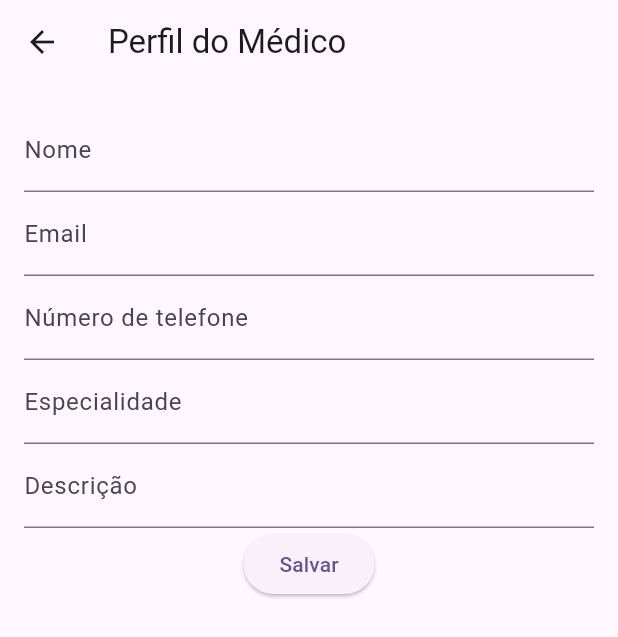
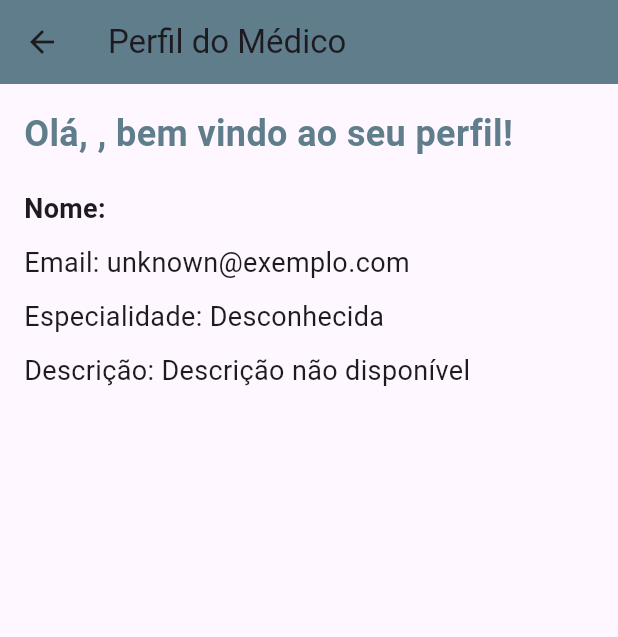
Before and after one commit to Matheus-Armando/t2flutter, a Flutter app: the DoctorProfilePage screen opened by its route, on a phone screen of 412 x 824 dp. Shown: the top 637 px of the screen. Run offline on Flutter 3.47's test engine with Material 3 defaults, Android fonts, the phone set to English and light mode, and no system bars; our stand-ins replace shared_preferences; accounts and stored records are empty.

Commit message:
design perfil do usuario

```diff
--- a/t2flutter/flutter_application_1/lib/doctor_profile_page.dart
+++ b/t2flutter/flutter_application_1/lib/doctor_profile_page.dart
@@ -1,77 +1,99 @@
 import 'package:flutter/material.dart';
+import 'package:shared_preferences/shared_preferences.dart';
 
-class DoctorProfilePage extends StatelessWidget {
-  final _formKey = GlobalKey<FormState>();
+class User {
+  final String username;
+  final String password;
+  final String name;
+  final String email;
+  final String specialty;
+  final String description;
+
+  User({required this.username, required this.password, required this.name, required this.email, required this.specialty, required this.description});
+}
+
+class DoctorProfilePage extends StatefulWidget {
+  @override
+  _DoctorProfilePageState createState() => _DoctorProfilePageState();
+}
+
+class _DoctorProfilePageState extends State<DoctorProfilePage> {
+  String username = '';
+  User? userInfo;
+
+  // Mapa de exemplo de nomes de usuários para endereços de e-mail
+  Map<String, String> userEmails = {
+    'matheus': 'matheus@exemplo.com',
+    'roger': 'roger@exemplo.com',
+  };
+
+  // Mapa de exemplo de nomes de usuários para especialidades
+  Map<String, String> userSpecialties = {
+    'matheus': 'Cardiologista',
+    'roger': 'Neurologista',
+  };
+
+  // Mapa de exemplo de nomes de usuários para descrições
+  Map<String, String> userDescriptions = {
+    'matheus': 'Dr. Matheus é um cardiologista com mais de 10 anos de experiência.',
+    'roger': 'Dr. Roger é um neurologista renomado com vasta experiência em seu campo.',
+  };
+
+  Future<User> getUserInfo(String username) async {
+    // Substitua isso pelo seu próprio mecanismo de recuperação de informações do usuário
+    String email = userEmails[username.toLowerCase()] ?? 'unknown@exemplo.com';
+    String specialty = userSpecialties[username.toLowerCase()] ?? 'Desconhecida';
+    String description = userDescriptions[username.toLowerCase()] ?? 'Descrição não disponível';
+    return Future.delayed(Duration(seconds: 1), () => User(username: username, password: '123', name: 'Nome do Usuário', email: email, specialty: specialty, description: description));
+  }
+
+  Future<String> getUsername() async {
+    final prefs = await SharedPreferences.getInstance();
+    return prefs.getString('username') ?? '';
+  }
+
+  @override
+  void initState() {
+    super.initState();
+    getUsername().then((value) => setState(() {
+          username = value;
+          getUserInfo(username).then((user) => setState(() {
+            userInfo = user;
+          }));
+        }));
+  }
 
   @override
   Widget build(BuildContext context) {
     return Scaffold(
       appBar: AppBar(
         title: Text('Perfil do Médico'),
+        backgroundColor: Colors.blueGrey,
       ),
-      body: Padding(
+      body: userInfo == null
+        ? Center(child: CircularProgressIndicator())
+        : Padding(
             padding: const EdgeInsets.all(16.0),
-        child: Form(
-          key: _formKey,
             child: Column(
-            children: <Widget>[
-              TextFormField(
-                decoration: InputDecoration(labelText: 'Nome'),
-                validator: (value) {
-                  if (value == null || value.isEmpty) {
-                    return 'Por favor, insira seu nome';
-                  }
-                  return null;
-                },
+              crossAxisAlignment: CrossAxisAlignment.start,
+              children: [
+                Text(
+                  'Olá, ${userInfo!.username}, bem vindo ao seu perfil!',
+                  style: TextStyle(
+                    fontSize: 24,
+                    fontWeight: FontWeight.bold,
+                    color: Colors.blueGrey,
                   ),
-              TextFormField(
-                decoration: InputDecoration(labelText: 'Email'),
-                validator: (value) {
-                  if (value == null || value.isEmpty) {
-                    return 'Por favor, insira seu email';
-                  }
-                  return null;
-                },
                 ),
-              TextFormField(
-                decoration: InputDecoration(labelText: 'Número de telefone'),
-                validator: (value) {
-                  if (value == null || value.isEmpty) {
-                    return 'Por favor, insira seu número de telefone';
-                  }
-                  return null;
-                },
-              ),
-              TextFormField(
-                decoration: InputDecoration(labelText: 'Especialidade'),
-                validator: (value) {
-                  if (value == null || value.isEmpty) {
-                    return 'Por favor, insira sua especialidade';
-                  }
-                  return null;
-                },
-              ),
-              TextFormField(
-                decoration: InputDecoration(labelText: 'Descrição'),
-                validator: (value) {
-                  if (value == null || value.isEmpty) {
-                    return 'Por favor, insira uma descrição';
-                  }
-                  return null;
-                },
-              ),
-              ElevatedButton(
-                onPressed: () {
-                  if (_formKey.currentState!.validate()) {
-                    ScaffoldMessenger.of(context).showSnackBar(
-                      SnackBar(content: Text('Processando Dados')),
-                    );
-                  }
-                },
-                child: Text('Salvar'),
-              ),
+                SizedBox(height: 20),
+                Text('Nome: ${userInfo!.username}', style: TextStyle(fontSize: 18, fontWeight: FontWeight.bold)),
+                SizedBox(height: 10),
+                Text('Email: ${userInfo!.email}', style: TextStyle(fontSize: 18)),
+                SizedBox(height: 10),
+                Text('Especialidade: ${userInfo!.specialty}', style: TextStyle(fontSize: 18)),
+                SizedBox(height: 10),
+                Text('Descrição: ${userInfo!.description}', style: TextStyle(fontSize: 18)),
               ],
-          ),
             ),
           ),
     );
```
Lines whose indentation alone changed are shown as unchanged.
